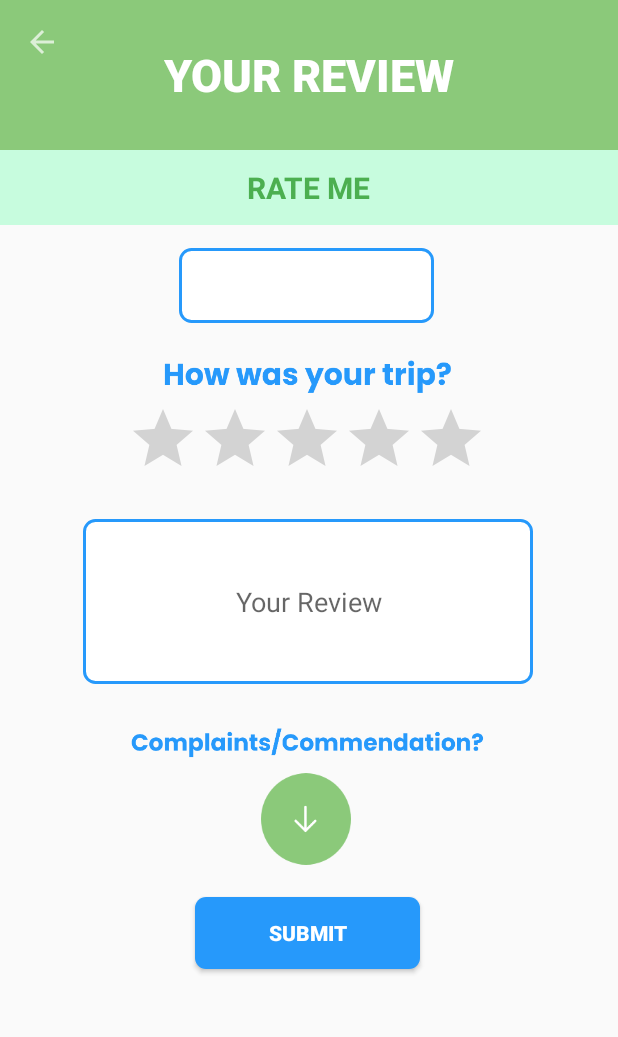
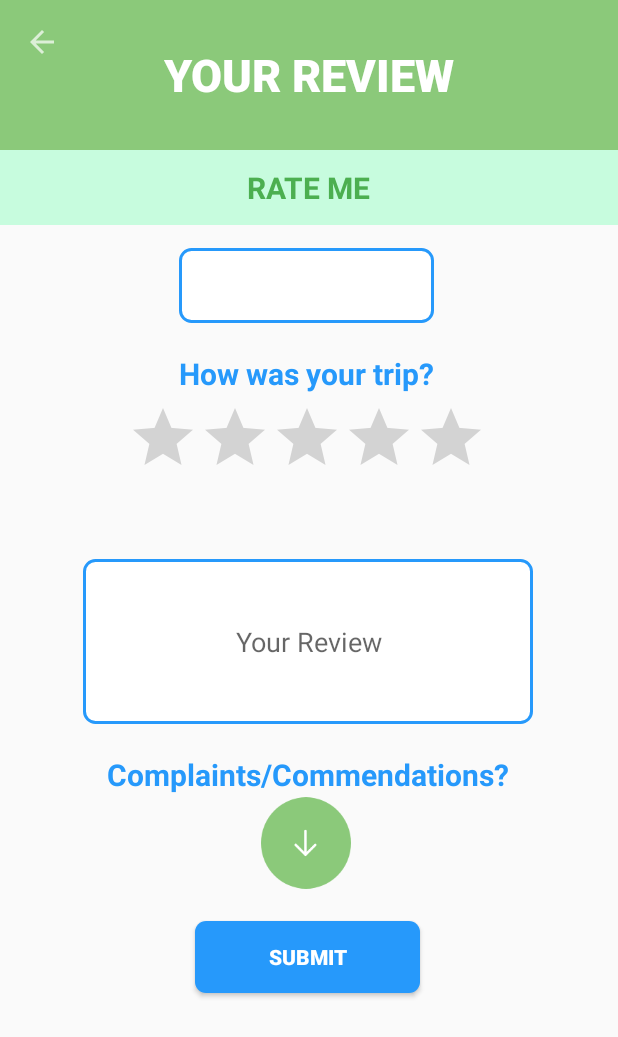
Before and after one commit to radgejoseph/speakup, an Android app: the RateMeActivity screen opened directly, with no data from a screen before it, on a phone screen of 412 x 824 dp. Shown: the top 1037 px of the screen. Run offline under Robolectric (Android 15) with nearby library versions, the phone set to English and light mode, and no system bars.

Commit message:
All layouts are working , minor resizing  only of items, tab layout is now clickable. added rating function

```diff
--- a/app/src/main/java/com/speakup/dfs/RateMeActivity.java
+++ b/app/src/main/java/com/speakup/dfs/RateMeActivity.java
@@ -10,15 +10,23 @@ import android.os.Bundle;
 import android.view.MenuItem;
 import android.view.View;
 import android.view.WindowManager;
+import android.widget.Button;
 import android.widget.EditText;
+import android.widget.RatingBar;
 import android.widget.TextView;
+import android.widget.Toast;
 
 import java.util.List;
 
 public class RateMeActivity extends AppCompatActivity {
 
     private TextView textPlate;
+    TextView rateCount;
+    EditText review;
     Toolbar toolbar;
+    RatingBar ratingBar;
+    Button submit_button;
+    int rateValue; String temp;
 
     @Override
     protected void onCreate(Bundle savedInstanceState) {
@@ -35,6 +43,11 @@ public class RateMeActivity extends AppCompatActivity {
         });
 
 
+        ratingBar = findViewById(R.id.ratingBar);
+        review = findViewById(R.id.review_box);
+        submit_button = findViewById(R.id.submit_button);
+        rateCount = findViewById(R.id.ratecount);
+
         toolbar = findViewById(R.id.toolbar);
         setSupportActionBar(toolbar);
         getSupportActionBar().setDisplayShowTitleEnabled(false);
@@ -45,6 +58,35 @@ public class RateMeActivity extends AppCompatActivity {
         String plate = getIntent().getStringExtra("selected_plate");
         textPlate = findViewById(R.id.plate_number);
         textPlate.setText(plate);
+
+        ratingBar.setOnRatingBarChangeListener(new RatingBar.OnRatingBarChangeListener() {
+            @Override
+            public void onRatingChanged(RatingBar ratingBar, float rating, boolean fromUser) {
+                rateValue = (int) ratingBar.getRating();
+
+                if (rateValue <= 1 && rateValue > 0)
+                    rateCount.setText("Bad " +rateValue+ "/5");
+                else if (rateValue <= 2 && rateValue > 1)
+                    rateCount.setText("OK " +rateValue+ "/5");
+                else if (rateValue <= 3 && rateValue > 2)
+                    rateCount.setText("Good " +rateValue+ "/5");
+                else if (rateValue <= 4 && rateValue > 3)
+                    rateCount.setText("Very Good " +rateValue+ "/5");
+                else if (rateValue <= 5 && rateValue > 4)
+                    rateCount.setText("Best " +rateValue+ "/5");
+            }
+        });
+
+        submit_button.setOnClickListener(new View.OnClickListener() {
+            @Override
+            public void onClick(View v) {
+                temp = review.getText().toString();
+                Toast.makeText(RateMeActivity.this, "Your Rating:\n" + rateValue + "\n" + temp, Toast.LENGTH_SHORT).show();
+                review.setText("");
+                ratingBar.setRating(0);
+                rateCount.setText("");
+            }
+        });
 
 
     }
--- a/app/src/main/res/layout/activity_rate_me.xml
+++ b/app/src/main/res/layout/activity_rate_me.xml
@@ -76,13 +76,15 @@
                 app:layout_constraintTop_toBottomOf="@+id/view_subheader"
                 tools:ignore="MissingConstraints" />
 
-            <ImageView
-                android:id="@+id/imageView8"
-                android:layout_width="206dp"
-                android:layout_height="28dp"
+            <TextView
+                android:id="@+id/textView8"
+                android:layout_width="wrap_content"
+                android:layout_height="wrap_content"
                 android:layout_marginTop="20dp"
-                android:contentDescription="@string/todo"
-                app:srcCompat="@drawable/how_was_your_trip"
+                android:text="How was your trip?"
+                android:textColor="@color/buttonBlue"
+                android:textSize="20sp"
+                android:textStyle="bold"
                 app:layout_constraintEnd_toEndOf="parent"
                 app:layout_constraintHorizontal_bias="0.494"
                 app:layout_constraintStart_toStartOf="parent"
@@ -101,11 +103,24 @@
                 app:layout_constraintEnd_toEndOf="parent"
                 app:layout_constraintHorizontal_bias="0.494"
                 app:layout_constraintStart_toStartOf="parent"
-                app:layout_constraintTop_toBottomOf="@+id/imageView8"
+                app:layout_constraintTop_toBottomOf="@+id/textView8"
+                tools:ignore="MissingConstraints" />
+
+            <TextView
+                android:id="@+id/ratecount"
+                android:layout_width="wrap_content"
+                android:layout_height="wrap_content"
+                android:layout_marginTop="0dp"
+                android:textColor="#B0B1B1"
+                android:textSize="20sp"
+                app:layout_constraintEnd_toEndOf="parent"
+                app:layout_constraintHorizontal_bias="0.494"
+                app:layout_constraintStart_toStartOf="parent"
+                app:layout_constraintTop_toBottomOf="@+id/ratingBar"
                 tools:ignore="MissingConstraints" />
 
             <EditText
-                android:id="@+id/comment_box"
+                android:id="@+id/review_box"
                 android:layout_width="300dp"
                 android:layout_height="110dp"
                 android:layout_marginTop="20dp"
@@ -117,21 +132,22 @@
                 app:layout_constraintEnd_toEndOf="parent"
                 app:layout_constraintHorizontal_bias="0.494"
                 app:layout_constraintStart_toStartOf="parent"
-                app:layout_constraintTop_toBottomOf="@+id/ratingBar"
+                app:layout_constraintTop_toBottomOf="@+id/ratecount"
                 tools:ignore="MissingConstraints" />
 
-
-            <ImageView
-                android:id="@+id/imageView7"
-                android:layout_width="235dp"
-                android:layout_height="38dp"
+            <TextView
+                android:id="@+id/textView7"
+                android:layout_width="wrap_content"
+                android:layout_height="wrap_content"
                 android:layout_marginTop="20dp"
-                android:contentDescription="@string/todo"
+                android:text="Complaints/Commendations?"
+                android:textColor="@color/buttonBlue"
+                android:textSize="20sp"
+                android:textStyle="bold"
                 app:layout_constraintEnd_toEndOf="parent"
                 app:layout_constraintHorizontal_bias="0.494"
                 app:layout_constraintStart_toStartOf="parent"
-                app:srcCompat="@drawable/complaints_or_commendation"
-                app:layout_constraintTop_toBottomOf="@+id/comment_box"
+                app:layout_constraintTop_toBottomOf="@+id/review_box"
                 tools:ignore="MissingConstraints" />
 
             <ImageView
@@ -144,11 +160,11 @@
                 app:layout_constraintEnd_toEndOf="parent"
                 app:layout_constraintHorizontal_bias="0.494"
                 app:layout_constraintStart_toStartOf="parent"
-                app:layout_constraintTop_toBottomOf="@+id/imageView7"
+                app:layout_constraintTop_toBottomOf="@+id/textView7"
                 tools:ignore="MissingConstraints" />
 
             <Button
-                android:id="@+id/register_button"
+                android:id="@+id/submit_button"
                 android:layout_width="150dp"
                 android:layout_height="wrap_content"
                 android:layout_marginTop="20dp"
```
